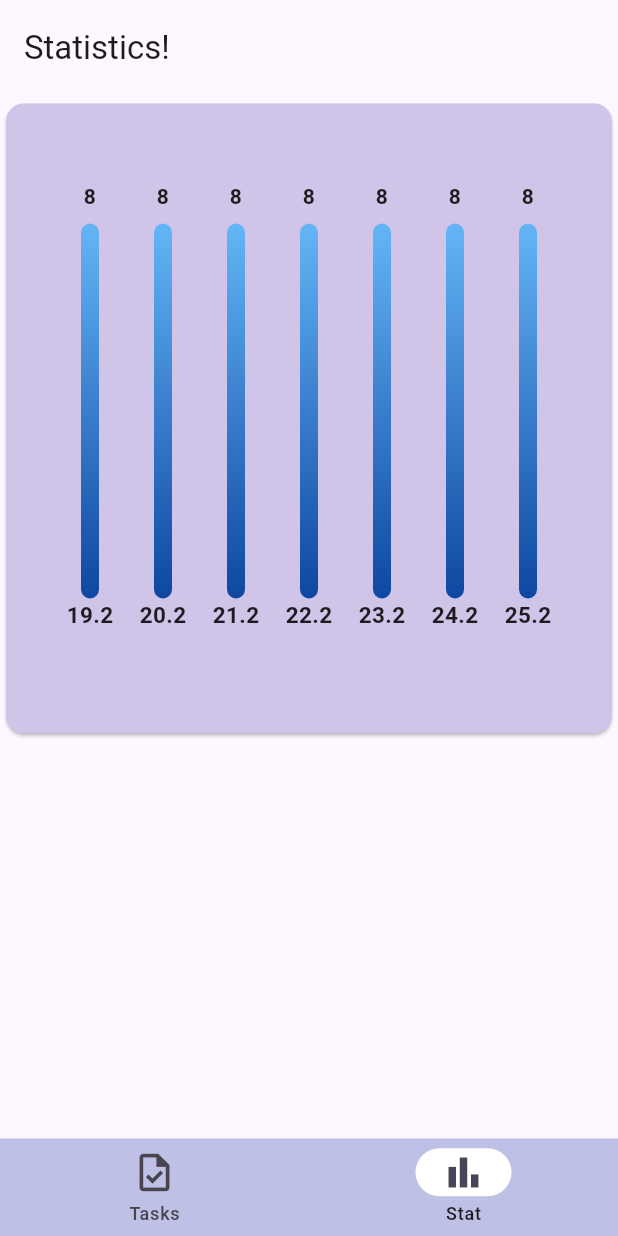
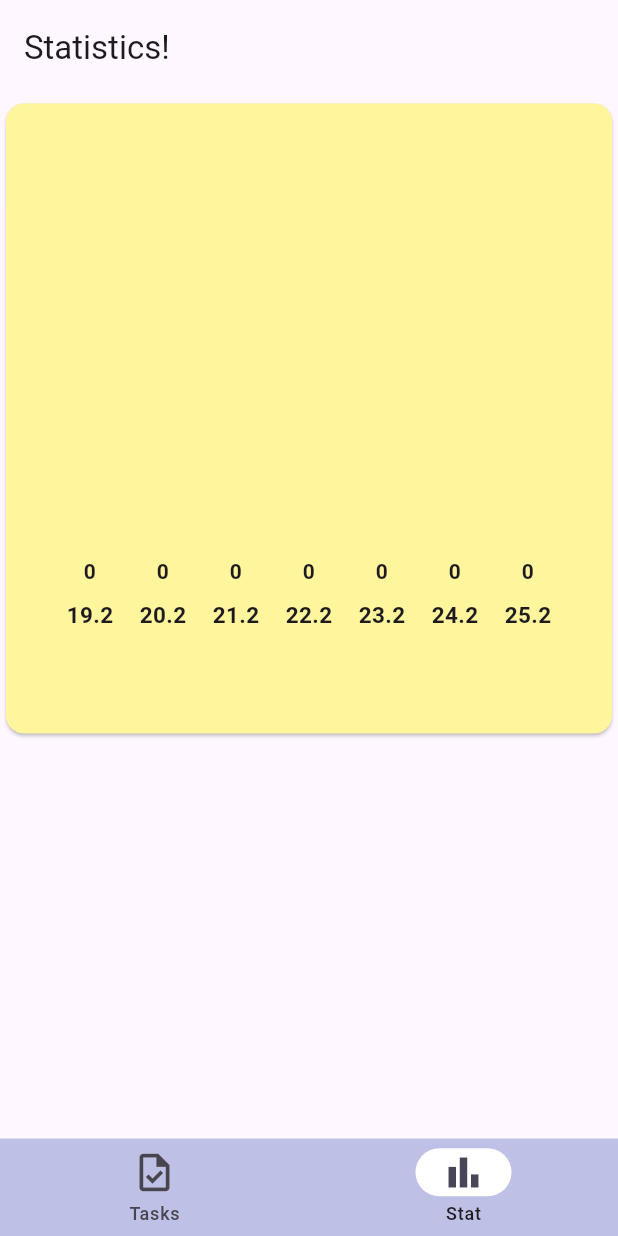
Before and after one commit to Flutter007/hw26, a Flutter app: the screen it shows after launch, item 2 of the bottom bar chosen, on a phone screen of 412 x 824 dp. Run offline on Flutter 3.47's test engine with Material 3 defaults, Android fonts, the phone set to English and light mode, and no system bars; drawn by our look-alikes of fl_chart; our stand-ins replace flutter_slidable.

Commit message:
Add code to check data of finalTime and Data on Chart,changed colors

```diff
--- a/lib/hw26.dart
+++ b/lib/hw26.dart
@@ -25,13 +25,13 @@ class _Hw26State extends State<Hw26> {
       isDoneInTime: false,
       categoryId: 'work',
       deadLine: null,
-      finalTime: DateTime.now(),
+      finalTime: DateTime.now().subtract(Duration(days: 1)),
     ),
     Task(
       title: 'Доделать Flutter HomeWork',
       isCompleted: false,
       deadLine: DateTime(2025, 4, 4, 4, 4),
-      finalTime: DateTime.now(),
+      finalTime: DateTime.now().subtract(Duration(days: 2)),
       isDoneInTime: false,
       categoryId: 'study',
     ),
@@ -39,7 +39,7 @@ class _Hw26State extends State<Hw26> {
       title: 'Обсудить с коллегой макет сайта',
       isCompleted: false,
       deadLine: DateTime(2025, 1, 1, 1, 1),
-      finalTime: DateTime.now(),
+      finalTime: DateTime.now().subtract(Duration(days: 3)),
       isDoneInTime: false,
       categoryId: 'meeting',
     ),
@@ -47,7 +47,7 @@ class _Hw26State extends State<Hw26> {
       title: 'Сделать Кардио-Тренировку',
       isCompleted: false,
       deadLine: DateTime(2025, 2, 2, 2, 2),
-      finalTime: DateTime.now(),
+      finalTime: DateTime.now().subtract(Duration(days: 4)),
       isDoneInTime: false,
       categoryId: 'training',
     ),
@@ -57,7 +57,7 @@ class _Hw26State extends State<Hw26> {
       deadLine: DateTime(2025, 3, 3, 3, 3),
       isDoneInTime: false,
       categoryId: 'urgent',
-      finalTime: DateTime.now(),
+      finalTime: DateTime.now().subtract(Duration(days: 5)),
     ),
     Task(
       title: 'Закончить курс Flutter',
@@ -65,7 +65,7 @@ class _Hw26State extends State<Hw26> {
       isDoneInTime: false,
       categoryId: 'study',
       deadLine: null,
-      finalTime: DateTime.now(),
+      finalTime: DateTime.now().subtract(Duration(days: 6)),
     ),
   ];
 
--- a/lib/screens/statistic_screen.dart
+++ b/lib/screens/statistic_screen.dart
@@ -13,9 +13,18 @@ class StatisticScreen extends StatelessWidget {
 
     for (var i = 0; i < 7; i++) {
       final date = now.subtract(Duration(days: i));
-      int counter = 8;
+      int counter = 0;
 
-      taskExpense.add(TaskExpense(dateTime: date, counter: counter));
+      for (var task in tasks) {
+        if (task.isCompleted && task.finalTime!.day == date.day) {
+          counter++;
+        }
+      }
+
+      taskExpense.add(TaskExpense(
+        dateTime: date,
+        counter: counter,
+      ));
     }
 
     return taskExpense.reversed.toList();
--- a/lib/widget/add_task.dart
+++ b/lib/widget/add_task.dart
@@ -93,7 +93,7 @@ class _AddTaskState extends State<AddTask> {
 
   void onDateLineTap() async {
     final now = DateTime.now();
-    final firstDate = DateTime(now.year, now.month, now.day);
+    final firstDate = DateTime(now.year, now.month, now.day - 7);
     final lastDate = DateTime(now.year + 1, now.month, now.day);
 
     final dateFromUser = await showDatePicker(
--- a/lib/widget/statistics/statistic_card.dart
+++ b/lib/widget/statistics/statistic_card.dart
@@ -9,7 +9,7 @@ class StatisticCard extends StatelessWidget {
     return SizedBox(
       width: double.infinity,
       child: Card(
-        color: Colors.deepPurple.shade100,
+        color: Colors.yellow.shade200,
         child: Padding(
           padding: EdgeInsets.all(50),
           child: child,
```
